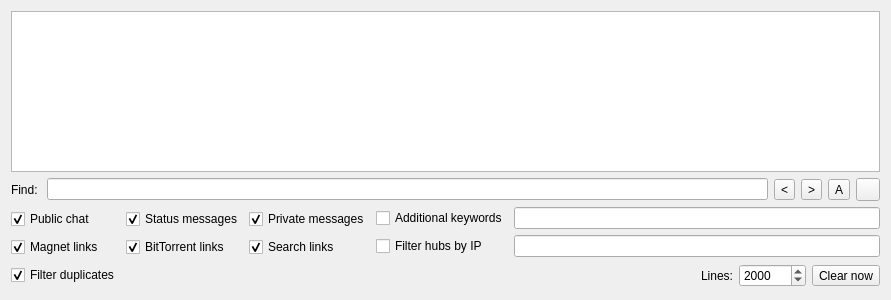
This is eiskaltdcpp-qt/ui/UISecretary.ui in eiskaltdcpp/eiskaltdcpp as Qt 5 draws it before an edit. The edited form follows.
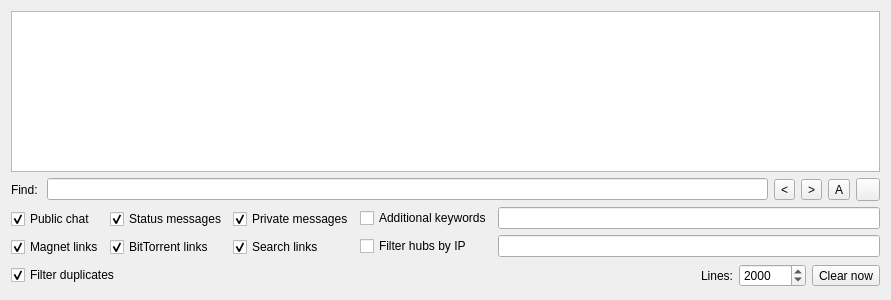
This is the edited form. Custom widgets are drawn as their Qt base class.

Commit message: [Qt] Cosmetic changes in Secretary widget.

```diff
--- a/eiskaltdcpp-qt/ui/UISecretary.ui
+++ b/eiskaltdcpp-qt/ui/UISecretary.ui
@@ -216,7 +216,7 @@
           </property>
          </widget>
         </item>
-        <item row="2" column="0">
+        <item row="2" column="0" colspan="2">
          <widget class="QCheckBox" name="checkBox_FILTER_DUPS">
           <property name="text">
            <string>Filter duplicates</string>
```
Left out of the diff: 3 changed lines with no effect on the pictures.
